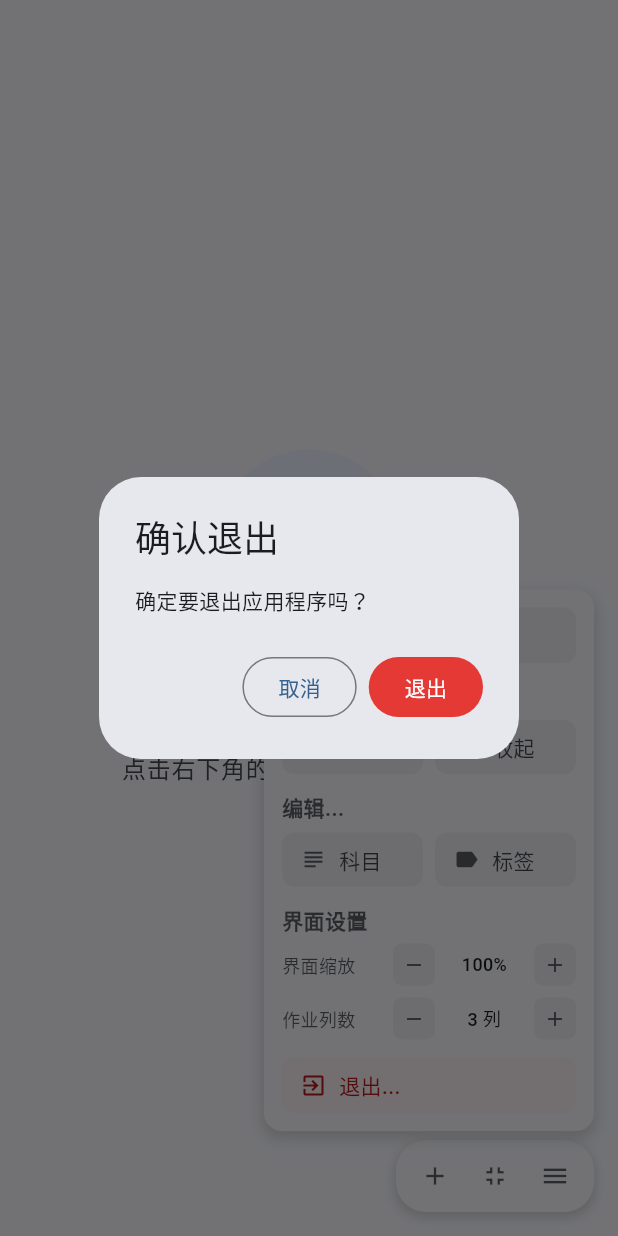
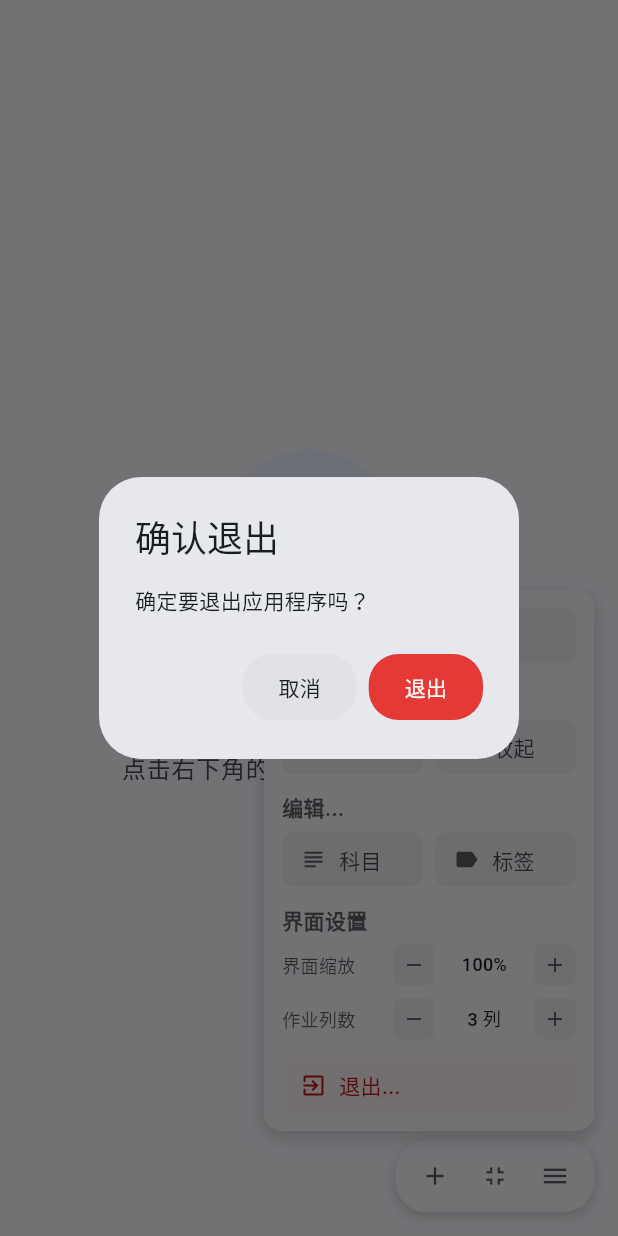
Before and after one commit to Xwei1645/finito_board, a Flutter app: the screen it shows after launch, after a tap on the "fullscreen" icon, after a tap on the "menu" icon, after a tap on "退出...", on a phone screen of 412 x 824 dp. Run offline on Flutter 3.47's test engine with Material 3 defaults, Android fonts, the phone set to English and light mode, and no system bars; our stand-ins replace package_info_plus, shared_preferences; missing offline and left inert: flutter_quill, launch_at_startup, window_manager; Roboto replaces fonts that are missing (HarmonyOS Sans SC).

Commit message:
ui: 按钮样式修改

```diff
--- a/lib/main.dart
+++ b/lib/main.dart
@@ -907,11 +907,15 @@ class _HomeworkBoardState extends State<HomeworkBoard> {
           title: const Text('确认退出'),
           content: const Text('确定要退出应用程序吗？'),
           actions: [
-            OutlinedButton(
+            ElevatedButton(
               onPressed: () {
                 Navigator.of(context).pop();
               },
-              style: OutlinedButton.styleFrom(
+              style: ElevatedButton.styleFrom(
+                padding: const EdgeInsets.symmetric(horizontal: 24, vertical: 12),
+                backgroundColor: Theme.of(context).colorScheme.surfaceContainerHighest,
+                foregroundColor: Theme.of(context).colorScheme.onSurface,
+                elevation: 0,
                 shape: RoundedRectangleBorder(
                   borderRadius: BorderRadius.circular(20),
                 ),
@@ -925,6 +929,7 @@ class _HomeworkBoardState extends State<HomeworkBoard> {
                 windowManager.close();
               },
               style: FilledButton.styleFrom(
+                padding: const EdgeInsets.symmetric(horizontal: 24, vertical: 12),
                 backgroundColor: Colors.red[600],
                 shape: RoundedRectangleBorder(
                   borderRadius: BorderRadius.circular(20),
```
